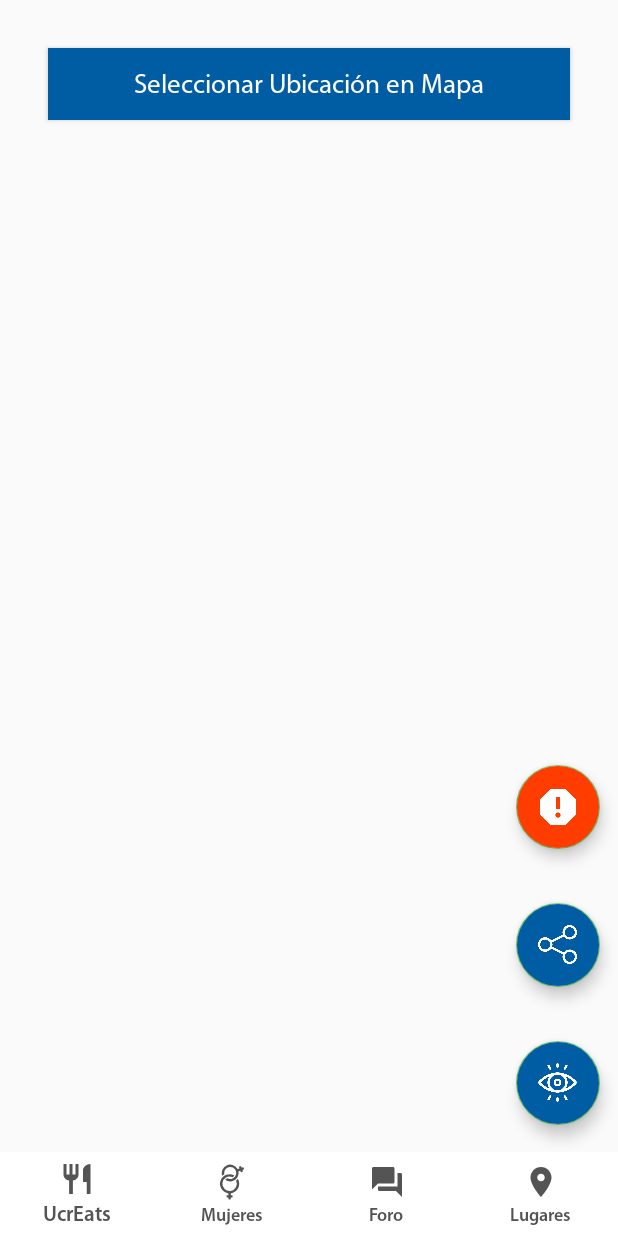
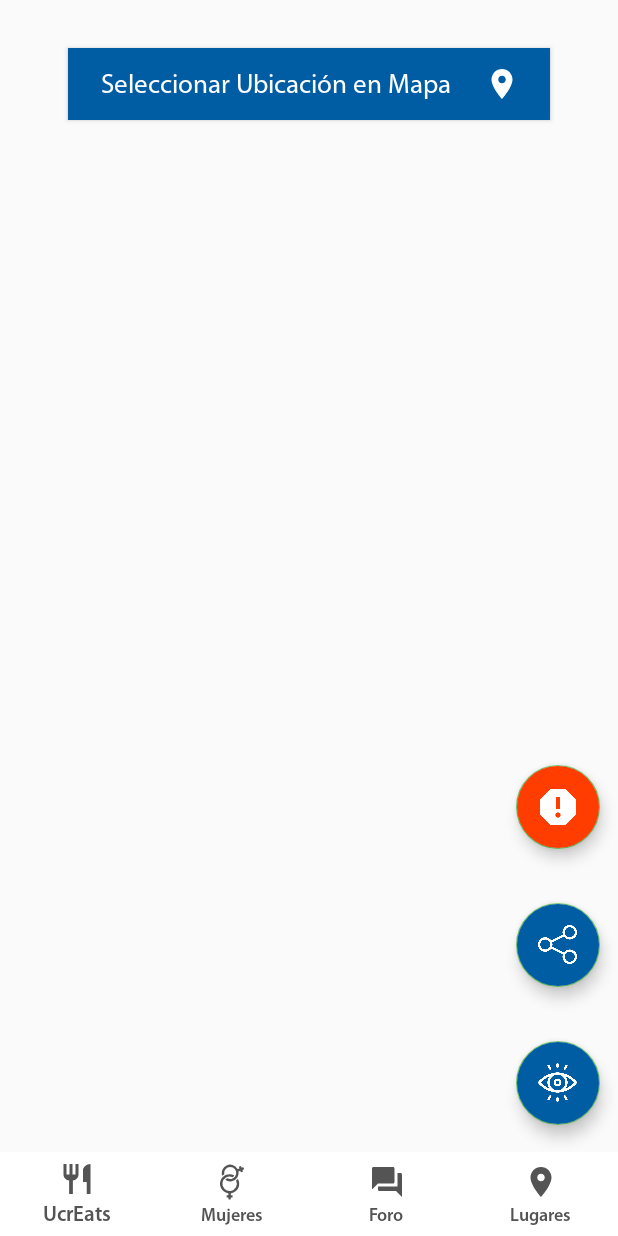
Before and after one commit to merojosa/Campus-UCR, an Android app: the MainRedMujeres screen opened directly, with no data from a screen before it, on a phone screen of 412 x 824 dp. Run offline under Robolectric (Android 15) with nearby library versions, the phone set to English and light mode, and no system bars; our stand-ins replace Firebase (no records; nobody signed in at launch, a user with empty details on screens opened directly), Timber; libraries missing offline, so code that uses them is left out: com.mapbox.android, com.mapbox.api, com.mapbox.core, com.mapbox.geojson, com.mapbox.mapboxsdk and 2 more; plain views replace MapView; 6 statements that could not run were skipped.

Commit message:
Iconos UI MapaRM

```diff
--- a/app/src/main/java/cr/ac/ucr/ecci/cql/campus20/red_mujeres/MainRedMujeres.java
+++ b/app/src/main/java/cr/ac/ucr/ecci/cql/campus20/red_mujeres/MainRedMujeres.java
@@ -444,6 +444,7 @@ public class MainRedMujeres extends AppCompatActivity implements OnMapReadyCallb
         button.setEnabled(true);
         button.setBackgroundResource(R.color.verde_UCR);
         button.setText("Iniciar Viaje");
+        button.setCompoundDrawablesWithIntrinsicBounds(0, 0, R.drawable.ic_navigation, 0);
         return true;
     }
 
--- a/app/src/main/res/layout/activity_red_mujeres.xml
+++ b/app/src/main/res/layout/activity_red_mujeres.xml
@@ -21,15 +21,17 @@
 
         <Button
             android:id="@+id/startButton"
-            android:layout_width="match_parent"
+            android:layout_width="321dp"
             android:layout_height="wrap_content"
             android:layout_gravity="center_horizontal|top"
             android:layout_margin="32dp"
             android:background="@color/azul_UCR"
             android:cursorVisible="true"
+            android:drawableEnd="@drawable/ic_lugares"
             android:enabled="true"
             android:fontFamily="@font/myriad_pro_regular"
             android:foregroundGravity="top"
+            android:paddingRight="30px"
             android:text="Seleccionar Ubicación en Mapa"
             android:textAlignment="center"
             android:textAllCaps="false"
```
